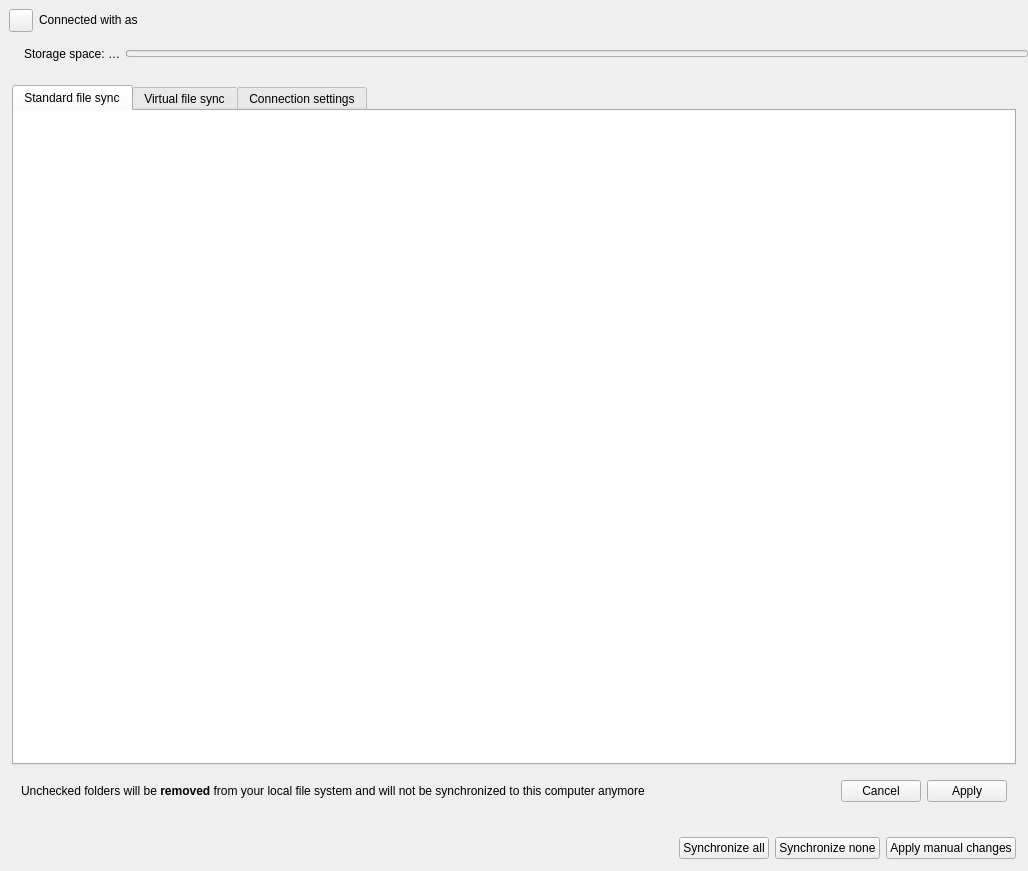
This is src/gui/accountsettings.ui in Rello/desktop as Qt 5 draws it before an edit. The edited form follows.
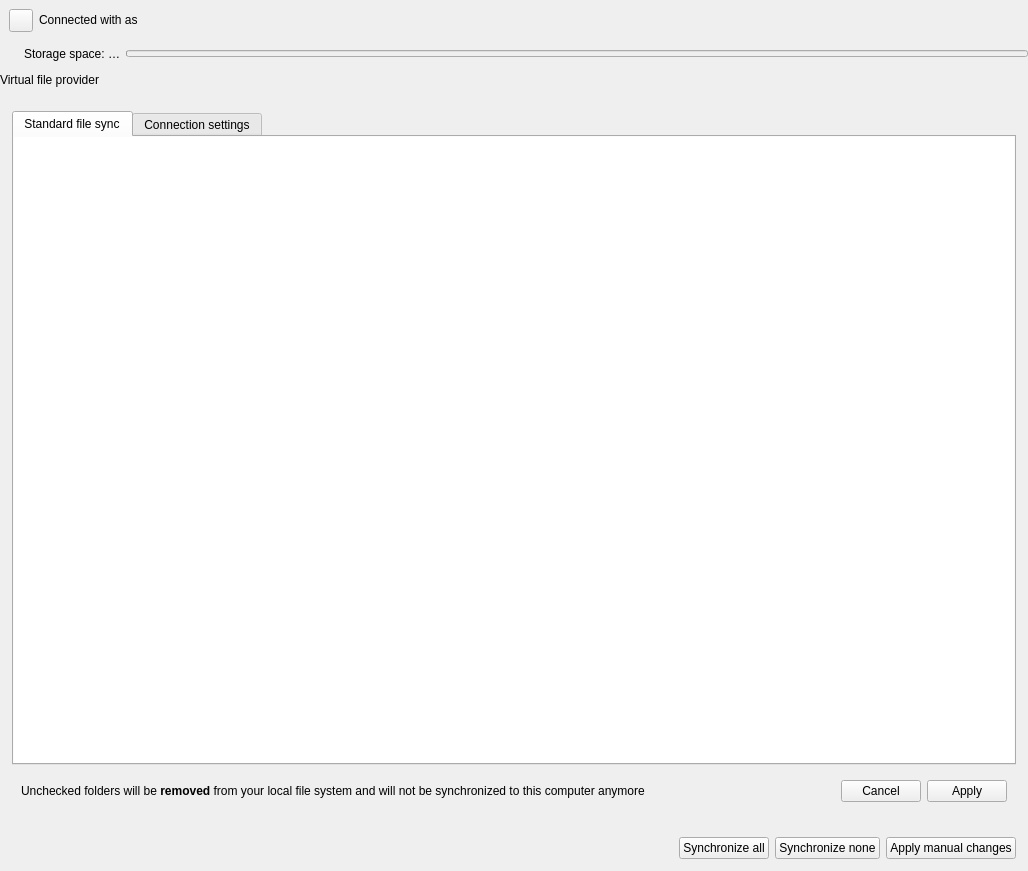
This is the edited form. Custom widgets are drawn as their Qt base class.

Commit message: fix: align file provider panel styling

```diff
--- a/src/gui/accountsettings.ui
+++ b/src/gui/accountsettings.ui
@@ -162,6 +162,37 @@
     </widget>
    </item>
    <item row="1" column="0">
+    <widget class="QFrame" name="fileProviderPanel">
+     <property name="frameShape">
+      <enum>QFrame::NoFrame</enum>
+     </property>
+     <layout class="QVBoxLayout" name="fileProviderPanelLayout">
+      <property name="leftMargin">
+       <number>0</number>
+      </property>
+      <property name="topMargin">
+       <number>0</number>
+      </property>
+      <property name="rightMargin">
+       <number>0</number>
+      </property>
+      <property name="bottomMargin">
+       <number>0</number>
+      </property>
+      <item>
+       <widget class="QLabel" name="fileProviderPanelTitle">
+        <property name="text">
+         <string>Virtual file provider</string>
+        </property>
+       </widget>
+      </item>
+      <item>
+       <widget class="QWidget" name="fileProviderPanelContents" native="true"/>
+      </item>
+     </layout>
+    </widget>
+   </item>
+   <item row="2" column="0">
     <widget class="QFrame" name="accountTabsPanel">
      <property name="frameShape">
       <enum>QFrame::NoFrame</enum>
@@ -231,11 +262,6 @@
           </item>
          </layout>
         </widget>
-        <widget class="QWidget" name="fileProviderTab">
-         <attribute name="title">
-          <string>Virtual file sync</string>
-         </attribute>
-        </widget>
         <widget class="QWidget" name="connectionSettingsTab">
          <attribute name="title">
           <string>Connection settings</string>
```
The commit also changes 2 other files.
